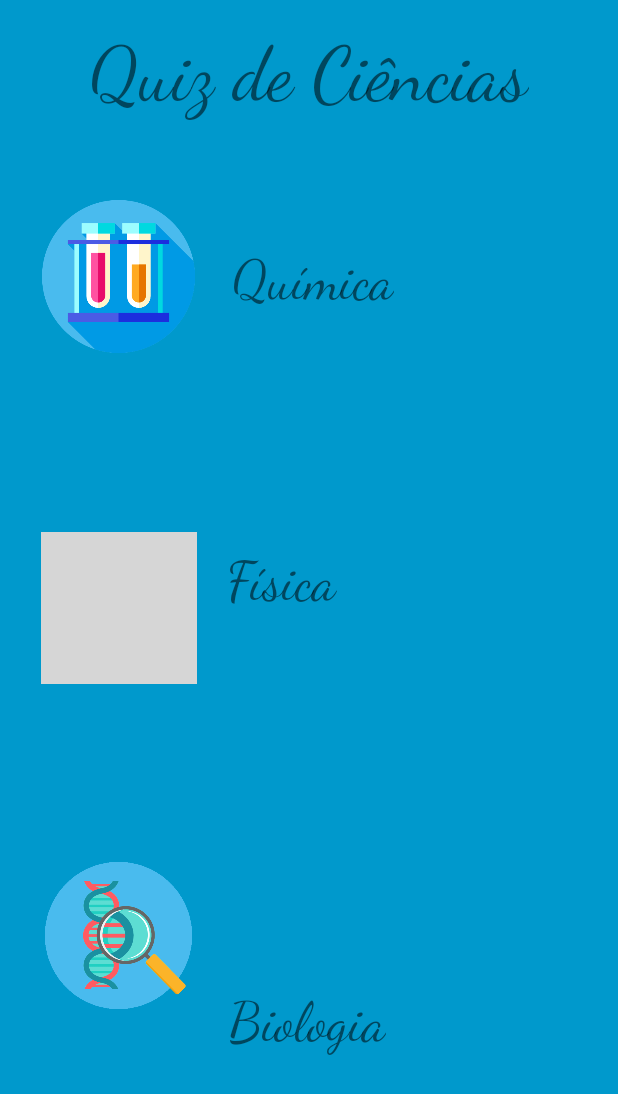
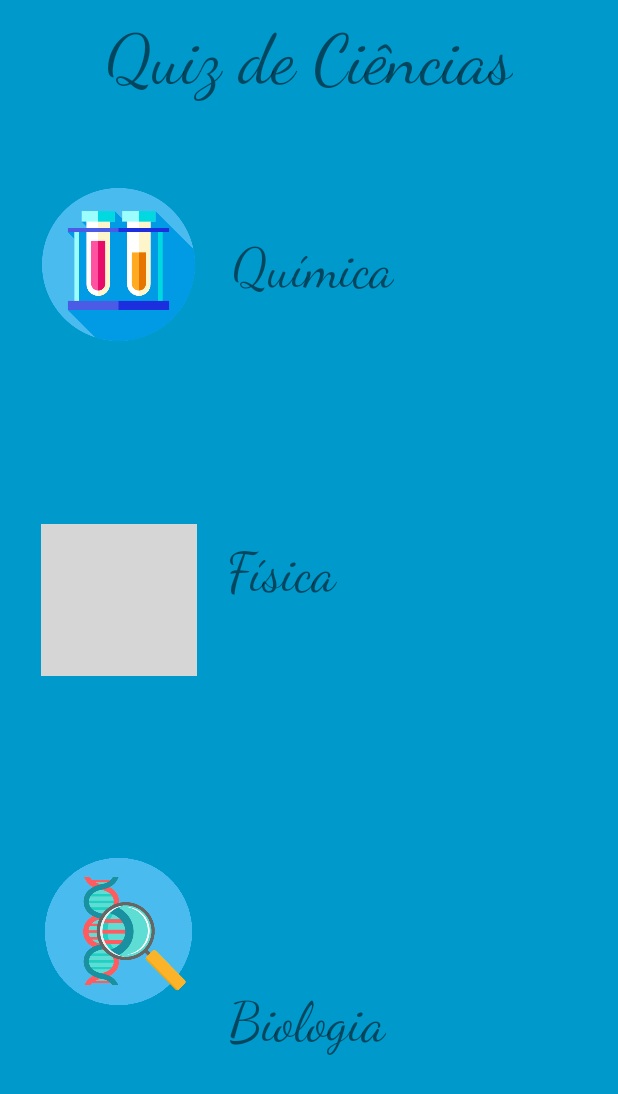
Before and after one commit to PedroCarl0s/QuizCiencias, an Android app: the screen it shows after launch (MainActivity), on a phone screen of 412 x 824 dp. Shown: the top 1094 px of the screen. Run offline under Robolectric (Android 15) with nearby library versions, the phone set to English and light mode, and no system bars; grey boxes are pictures that could not be loaded.

Commit message:
alterações no tamanho do texto de exibição

```diff
--- a/QuizdeCiencias/app/src/main/res/layout/activity_main.xml
+++ b/QuizdeCiencias/app/src/main/res/layout/activity_main.xml
@@ -5,6 +5,7 @@
     android:layout_width="match_parent"
     android:layout_height="match_parent"
     android:background="@android:color/holo_blue_dark"
+    android:screenOrientation="portrait"
     android:theme="@style/Theme.AppCompat.Light.NoActionBar"
     tools:context=".MainActivity"
     tools:layout_editor_absoluteY="81dp">
@@ -59,14 +60,8 @@
         android:id="@+id/textView6"
         android:layout_width="wrap_content"
         android:layout_height="69dp"
-        android:layout_marginStart="8dp"
-        android:layout_marginLeft="8dp"
-        android:layout_marginTop="8dp"
-        android:layout_marginEnd="8dp"
-        android:layout_marginRight="8dp"
-        android:layout_marginBottom="8dp"
         android:text="@string/quiz_de_ciencias"
-        android:textSize="50sp"
+        android:textSize="46sp"
         app:fontFamily="cursive"
         app:layout_constraintBottom_toBottomOf="parent"
         app:layout_constraintEnd_toEndOf="parent"
--- a/QuizdeCiencias/app/src/main/res/layout/activity_resultado.xml
+++ b/QuizdeCiencias/app/src/main/res/layout/activity_resultado.xml
@@ -12,10 +12,10 @@
         android:id="@+id/txtAcertos"
         android:layout_width="wrap_content"
         android:layout_height="wrap_content"
-        android:layout_marginTop="8dp"
+        android:layout_marginTop="4dp"
         android:layout_marginBottom="8dp"
         android:text="@string/total_acertos"
-        android:textSize="40sp"
+        android:textSize="35sp"
         app:fontFamily="cursive"
         app:layout_constraintBottom_toBottomOf="parent"
         app:layout_constraintEnd_toEndOf="parent"
```
